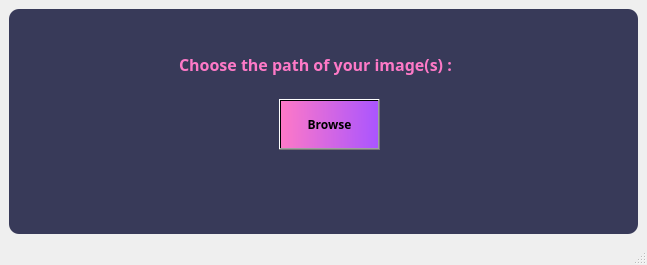
Before: the Qt Designer form uploadWindow.ui in DorsaNazari/Image-Data-Annotation-Preprocessing-and-Augmentation, drawn with Qt 5.
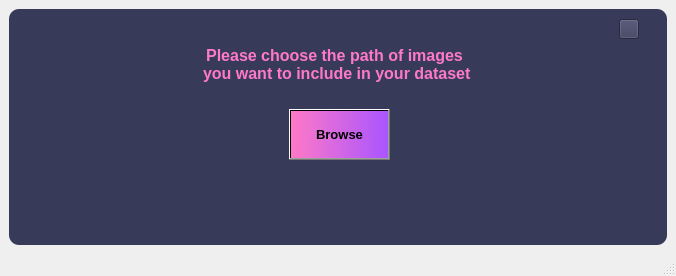
After: the same form once the commit is applied. Icons and pictures are not drawn.

Diff of the .ui file:
```diff
--- a/uploadWindow.ui
+++ b/uploadWindow.ui
@@ -6,8 +6,8 @@
    <rect>
     <x>0</x>
     <y>0</y>
-    <width>647</width>
-    <height>265</height>
+    <width>676</width>
+    <height>276</height>
    </rect>
   </property>
   <property name="windowTitle">
@@ -33,15 +33,15 @@
       <widget class="QLabel" name="label_2">
        <property name="geometry">
         <rect>
-         <x>170</x>
+         <x>90</x>
          <y>0</y>
-         <width>411</width>
+         <width>471</width>
          <height>111</height>
         </rect>
        </property>
        <property name="font">
         <font>
-         <family>Tempus Sans ITC</family>
+         <family>MS Shell Dlg 2</family>
          <pointsize>12</pointsize>
          <weight>75</weight>
          <bold>true</bold>
@@ -51,21 +51,26 @@
         <string notr="true">color:rgb(254,121,199);</string>
        </property>
        <property name="text">
-        <string>Choose the path of your image(s) :</string>
+        <string>Please choose the path of images
+ you want to include in your dataset</string>
+       </property>
+       <property name="alignment">
+        <set>Qt::AlignCenter</set>
        </property>
       </widget>
       <widget class="QPushButton" name="browse">
        <property name="geometry">
         <rect>
-         <x>270</x>
-         <y>90</y>
+         <x>280</x>
+         <y>100</y>
          <width>101</width>
          <height>51</height>
         </rect>
        </property>
        <property name="font">
         <font>
-         <family>Castellar</family>
+         <family>MS Shell Dlg 2</family>
+         <pointsize>10</pointsize>
          <weight>75</weight>
          <bold>true</bold>
         </font>
@@ -80,16 +85,50 @@
       <widget class="QLabel" name="label">
        <property name="geometry">
         <rect>
-         <x>176</x>
-         <y>179</y>
-         <width>141</width>
+         <x>140</x>
+         <y>190</y>
+         <width>281</width>
          <height>21</height>
         </rect>
        </property>
+       <property name="font">
+        <font>
+         <pointsize>10</pointsize>
+        </font>
+       </property>
+       <property name="styleSheet">
+        <string notr="true">color: rgb(159, 79, 239);</string>
+       </property>
        <property name="text">
         <string/>
        </property>
       </widget>
+      <widget class="QPushButton" name="pushButton_4">
+       <property name="geometry">
+        <rect>
+         <x>610</x>
+         <y>10</y>
+         <width>20</width>
+         <height>20</height>
+        </rect>
+       </property>
+       <property name="styleSheet">
+        <string notr="true">background-color: rgb(56,58,89);</string>
+       </property>
+       <property name="text">
+        <string/>
+       </property>
+       <property name="icon">
+        <iconset>
+         <normaloff>exit2.png</normaloff>exit2.png</iconset>
+       </property>
+       <property name="iconSize">
+        <size>
+         <width>20</width>
+         <height>20</height>
+        </size>
+       </property>
+      </widget>
      </widget>
     </item>
    </layout>
```
